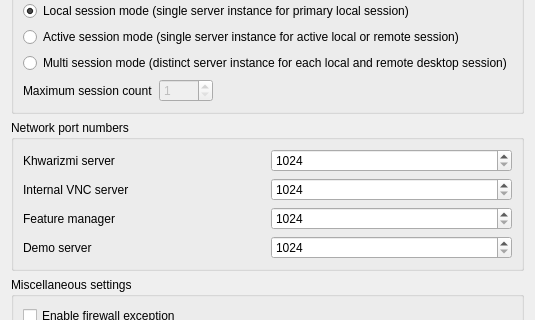
Qt form configurator/src/ServiceConfigurationPage.ui (khwarizmi-si/veyon) before a commit; both pictures show x 0 to 535 and y 201 to 521 of the 535 by 825 pixel window.
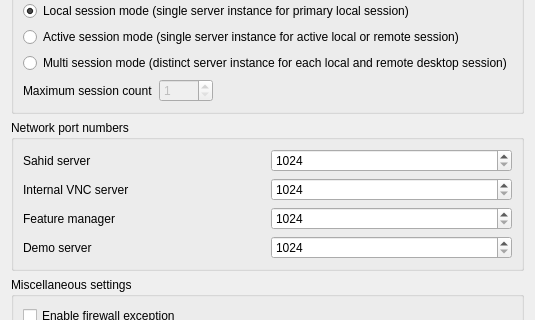
The same form after that commit. Icons and pictures are not drawn.

Commit message:
feat: brand configurator for Sahid
Apply Sahid naming and icons to the Configurator, update legacy XPM launcher icons, and provide a default Lab/Self entry for local testing when no computers are configured.

What changed in the file:
```diff
--- a/configurator/src/ServiceConfigurationPage.ui
+++ b/configurator/src/ServiceConfigurationPage.ui
@@ -216,7 +216,7 @@
       <item row="0" column="0">
        <widget class="QLabel" name="label_12">
         <property name="text">
-         <string>Khwarizmi server</string>
+         <string>Sahid server</string>
         </property>
        </widget>
       </item>
```
Left out of the diff: 2 changed lines with no effect on the pictures. The commit also changes 16 other files.
